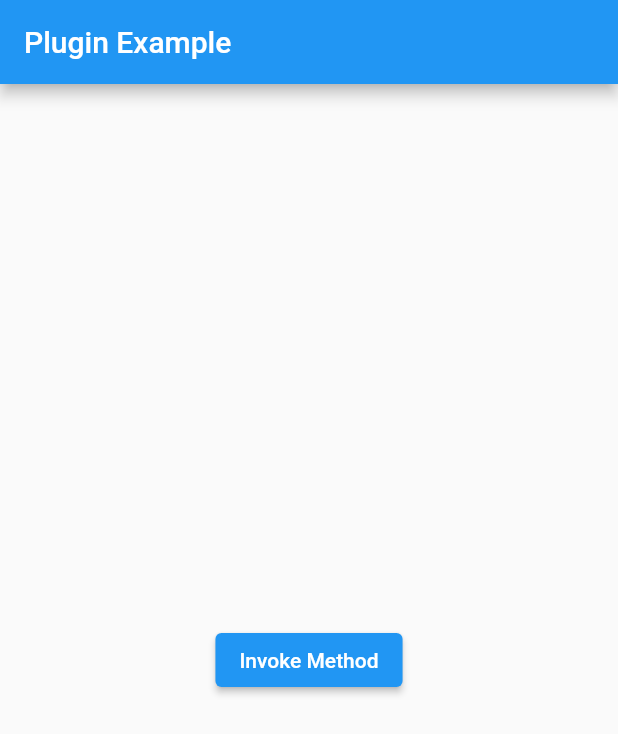
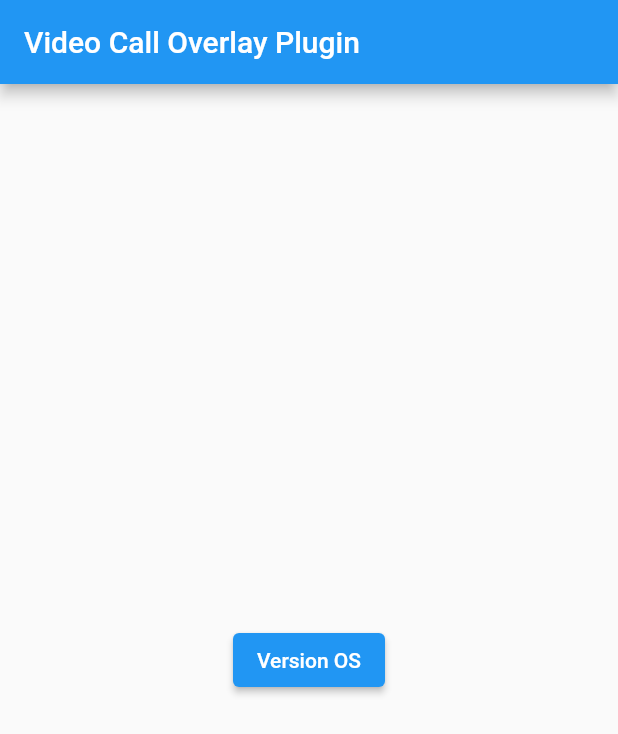
Before and after one commit to JoseFrancisco93/systemAlertTest, a Flutter app: the screen it shows after launch, on a phone screen of 412 x 824 dp. Shown: the top 734 px of the screen. Run offline on Flutter 3.47's test engine with Material 2 defaults, Android fonts, the phone set to English and light mode, and no system bars.

Commit message:
update name

```diff
--- a/lib/main.dart
+++ b/lib/main.dart
@@ -13,11 +13,11 @@ class MyApp extends StatelessWidget {
     return MaterialApp(
       home: Scaffold(
         appBar: AppBar(
-          title: Text('Plugin Example'),
+          title: Text('Video Call Overlay Plugin'),
         ),
         body: Center(
           child: ElevatedButton(
-            child: Text('Invoke Method'),
+            child: Text('Version OS'),
             onPressed: () {
               invokeMethod();
             },
```
